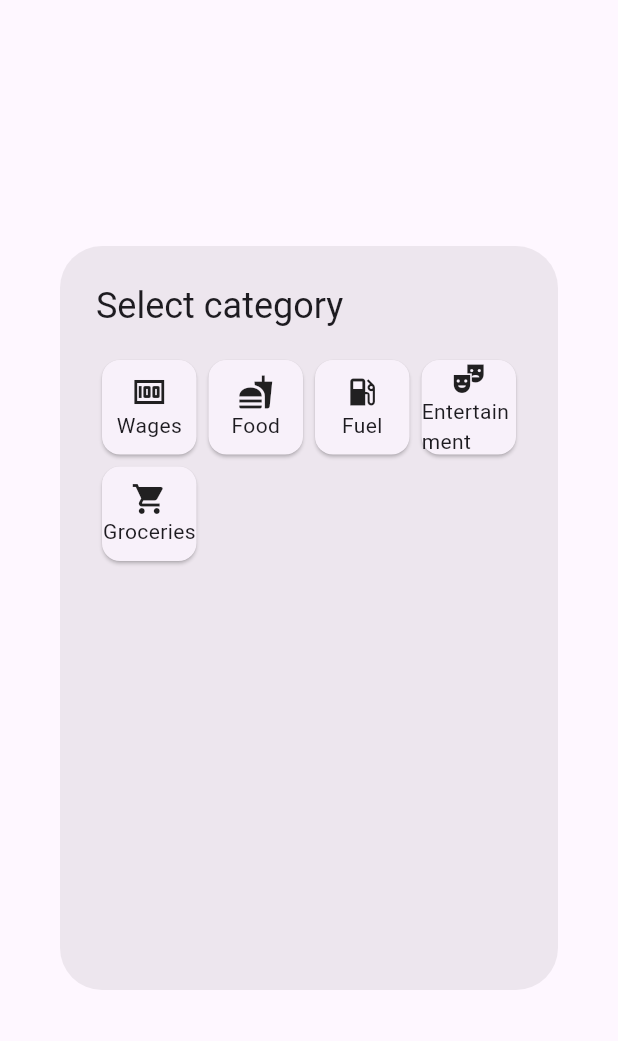
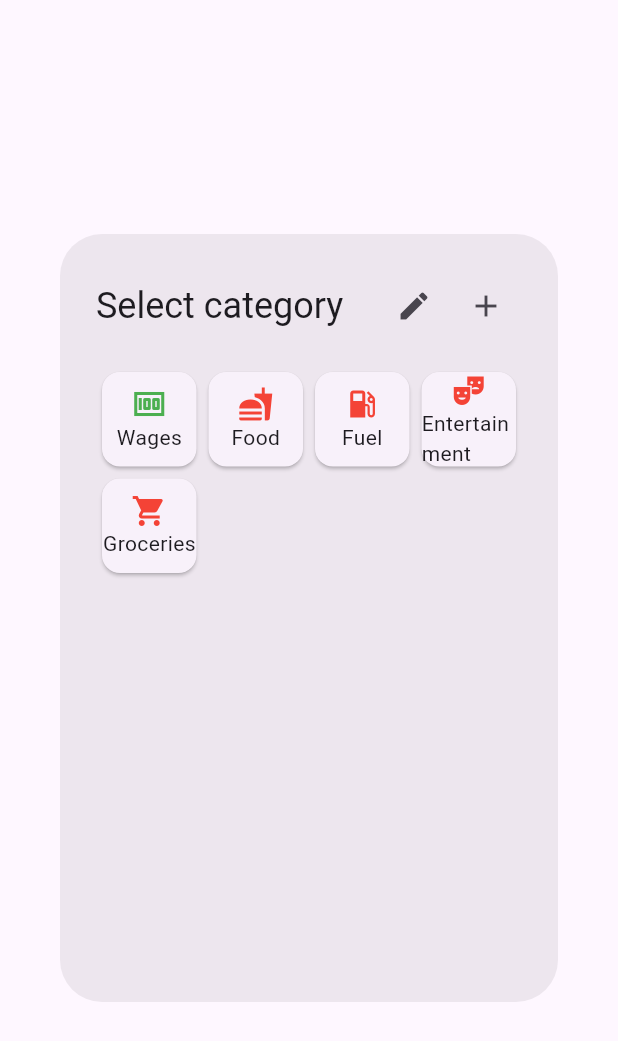
Before and after one commit to derekchai/flutter_expense_tracker, a Flutter app: the ChooseCategoryDialog widget shown alone on an empty page, opened directly with empty values, on a phone screen of 412 x 824 dp. Shown: the top 1041 px of the screen. Run offline on Flutter 3.47's test engine with Material 3 defaults, Android fonts, the phone set to English and light mode, and no system bars; missing offline and left inert: auto_size_text_field.

Commit message:
Category icon colours and add/edit categories buttons

```diff
--- a/lib/main.dart
+++ b/lib/main.dart
@@ -75,8 +75,8 @@ class _MyHomePageState extends State<MyHomePage> {
   @override
   Widget build(BuildContext context) {
     late Widget page;
-    var userModel = context.watch<UserModel>();
-    var selectedAccount = userModel.selectedAccount;
+    // var userModel = context.watch<UserModel>();
+    // var selectedAccount = userModel.selectedAccount;
 
     switch (navigationRailIndex) {
       case 0:
@@ -132,9 +132,9 @@ class _MyHomePageState extends State<MyHomePage> {
         var userModel = context.watch<UserModel>();
         var selectedAccount = userModel.selectedAccount;
 
-        TransactionCategory _defaultCategory = TransactionCategory("DEFAULT CATEGORY", Icon(Icons.attach_money), CategoryType.expense);
+        TransactionCategory defaultCategory = TransactionCategory("DEFAULT CATEGORY", Icons.attach_money, CategoryType.expense);
 
-        TransactionCategory? selectedCategory = _defaultCategory;
+        TransactionCategory? selectedCategory = defaultCategory;
 
         return StatefulBuilder(
           builder: (context, setState) => AlertDialog(
@@ -224,7 +224,7 @@ class _MyHomePageState extends State<MyHomePage> {
               // ? Add button.
               TextButton(
                 onPressed: () {
-                  if (amountController.text.isEmpty || selectedCategory == _defaultCategory) {
+                  if (amountController.text.isEmpty || selectedCategory == defaultCategory) {
                     Navigator.of(context).pop();
                     transactionNameController.clear();
                     amountController.clear();
@@ -265,7 +265,13 @@ class ChooseCategoryDialog extends StatelessWidget {
   @override
   Widget build(BuildContext context) {
     return AlertDialog(
-      title: Text("Select category"),
+      title: Row(
+        children: [
+          Expanded(child: Text("Select category")),
+          IconButton(onPressed: doNothing, icon: Icon(Icons.edit)),
+          IconButton(onPressed: (doNothing), icon: Icon(Icons.add)),
+        ],
+      ),
       content: SizedBox(
         width: 500,
         height: 400,
@@ -280,7 +286,14 @@ class ChooseCategoryDialog extends StatelessWidget {
                 child: Column(
                   mainAxisAlignment: MainAxisAlignment.center,
                   children: <Widget>[
-                    userModel.categories[index].icon,
+                    Icon(
+                      userModel.categories[index].iconData,
+                      color: (userModel.categories[index].categoryType == CategoryType.income)
+                        ? Colors.green
+                        : (userModel.categories[index].categoryType == CategoryType.expense)
+                          ? Colors.red
+                          : Colors.amber,
+                    ),
                     Text(userModel.categories[index].name),
                   ],
                 ),
--- a/lib/models/category.dart
+++ b/lib/models/category.dart
@@ -8,8 +8,8 @@ enum CategoryType {
 
 class TransactionCategory {
   String name;
-  Icon icon;
+  IconData iconData;
   CategoryType categoryType;
 
-  TransactionCategory(this.name, this.icon, this.categoryType);
+  TransactionCategory(this.name, this.iconData, this.categoryType);
 }
--- a/lib/models/transaction.dart
+++ b/lib/models/transaction.dart
@@ -1,4 +1,3 @@
-import 'package:flutter/material.dart';
 import 'package:flutter_testing/models/category.dart';
 
 class Transaction {
--- a/lib/models/user.dart
+++ b/lib/models/user.dart
@@ -1,6 +1,5 @@
 import 'dart:collection';
 
-import 'package:flutter/foundation.dart';
 import 'package:flutter/material.dart';
 import 'package:flutter_testing/models/account.dart';
 import 'package:flutter_testing/models/category.dart';
@@ -9,12 +8,12 @@ import 'package:flutter_testing/models/transaction.dart';
 Account _defaultAccount = Account("Default Account", <Transaction>[]);
 
 List<TransactionCategory> _defaultCategories = [
-  TransactionCategory("Wages", const Icon(Icons.money), CategoryType.income),
+  TransactionCategory("Wages", Icons.money, CategoryType.income),
 
-  TransactionCategory("Food", const Icon(Icons.fastfood), CategoryType.expense),
-  TransactionCategory("Fuel", const Icon(Icons.local_gas_station), CategoryType.expense),
-  TransactionCategory("Entertainment", const Icon(Icons.theater_comedy), CategoryType.expense),
-  TransactionCategory("Groceries", const Icon(Icons.local_grocery_store), CategoryType.expense),
+  TransactionCategory("Food", Icons.fastfood, CategoryType.expense),
+  TransactionCategory("Fuel", Icons.local_gas_station, CategoryType.expense),
+  TransactionCategory("Entertainment", Icons.theater_comedy, CategoryType.expense),
+  TransactionCategory("Groceries", Icons.local_grocery_store, CategoryType.expense),
 ];
 
 class UserModel extends ChangeNotifier {
--- a/lib/screens/dashboard.dart
+++ b/lib/screens/dashboard.dart
@@ -119,7 +119,7 @@ class DashboardPage extends StatelessWidget {
                   return Card(
                     child: Center(
                       child: ListTile(
-                        leading: selectedAccount.transactions[index].category.icon,
+                        leading: Icon(selectedAccount.transactions[index].category.iconData),
                         title: Text(selectedAccount.transactions[index].description.toString()),
 
                         subtitle: Text(NumberFormat.simpleCurrency(locale: "en_US").format(selectedAccount.transactions[index].amount)),
```
